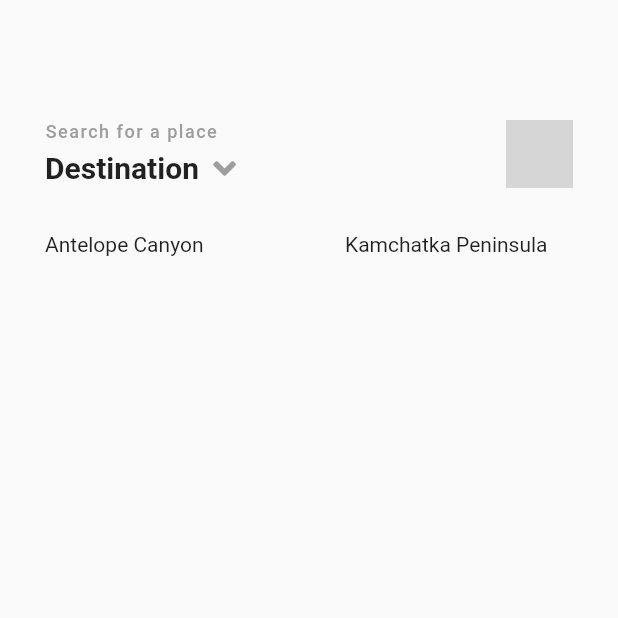
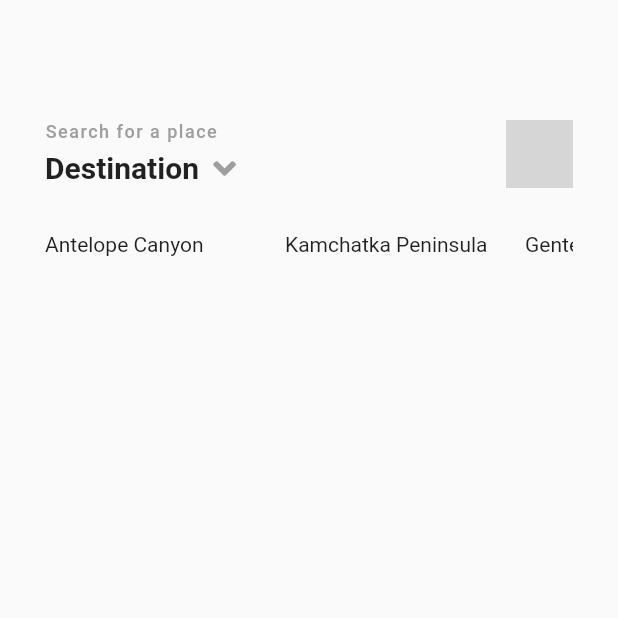
Before and after one commit to serranoarevalo/fravel, a Flutter app: the screen it shows after launch, on a phone screen of 412 x 824 dp, the top half of it. Run offline on Flutter 3.47's test engine with Material 2 defaults, Android fonts, the phone set to English and light mode, and no system bars; our stand-ins replace font_awesome_flutter; network calls fail; grey boxes are pictures that could not be loaded.

Commit message:
Reusable Components

```diff
--- a/lib/destinationCarousel.dart
+++ b/lib/destinationCarousel.dart
@@ -3,15 +3,19 @@ import 'package:flutter/cupertino.dart';
 class Destination {
   final String title;
   final String date;
+  final String photoUrl;
   final double rating;
-  Destination(this.title, this.date, this.rating);
+  Destination(this.title, this.date, this.rating, this.photoUrl);
 }
 
 class DestinationCarousel extends StatelessWidget {
   final List<Destination> destinations = [
-    Destination("Antelope Canyon", "Yesterday", 4.7),
-    Destination("Kamchatka Peninsula", "A week ago", 5),
-    Destination("Genteng Lembang", "Two Months Ago", 5),
+    Destination("Antelope Canyon", "Yesterday", 4.7,
+        "https://images.unsplash.com/photo-1560750588-73207b1ef5b8?ixlib=rb-1.2.1&ixid=eyJhcHBfaWQiOjEyMDd9&auto=format&fit=crop&w=500&q=60"),
+    Destination("Kamchatka Peninsula", "A week ago", 5,
+        "https://images.unsplash.com/photo-1560780551-bd5d3eacd2c9?ixlib=rb-1.2.1&ixid=eyJhcHBfaWQiOjEyMDd9&auto=format&fit=crop&w=500&q=60"),
+    Destination("Genteng Lembang", "Two Months Ago", 5,
+        "https://images.unsplash.com/photo-1560713274-b1522b37f88b?ixlib=rb-1.2.1&ixid=eyJhcHBfaWQiOjEyMDd9&auto=format&fit=crop&w=500&q=60"),
   ];
   @override
   Widget build(BuildContext context) {
@@ -20,7 +24,23 @@ class DestinationCarousel extends StatelessWidget {
       scrollDirection: Axis.horizontal,
       itemCount: destinations.length,
       itemBuilder: (context, int index) => Container(
-          height: 400, width: 200, child: Text(destinations[index].title)),
+          margin: EdgeInsets.only(right: 10),
+          height: 350,
+          width: 150,
+          child: DestinationCard(data: destinations[index]),
     ));
   }
 }
+
+class DestinationCard extends StatelessWidget {
+  const DestinationCard({
+    @required this.data,
+  });
+
+  final Destination data;
+
+  @override
+  Widget build(BuildContext context) {
+    return Text(data.title);
+  }
+}
```
